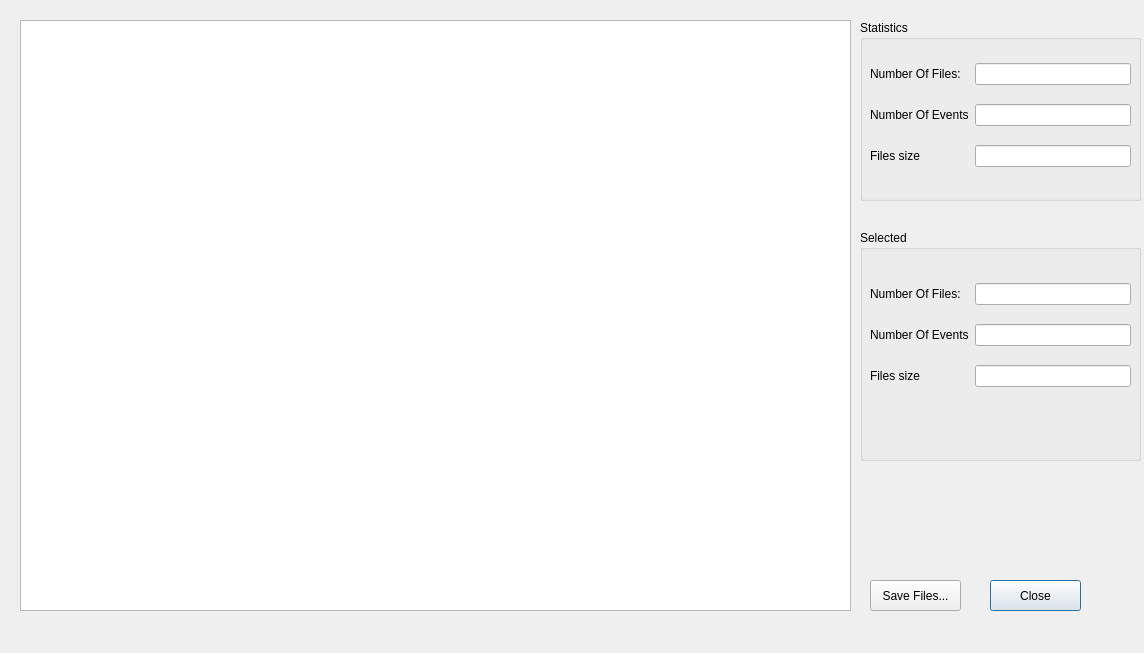
antolu/LHCbDIRAC, file LHCbDIRAC/BookkeepingSystem/Gui/Widget/FileDialog.ui: the form before one commit.
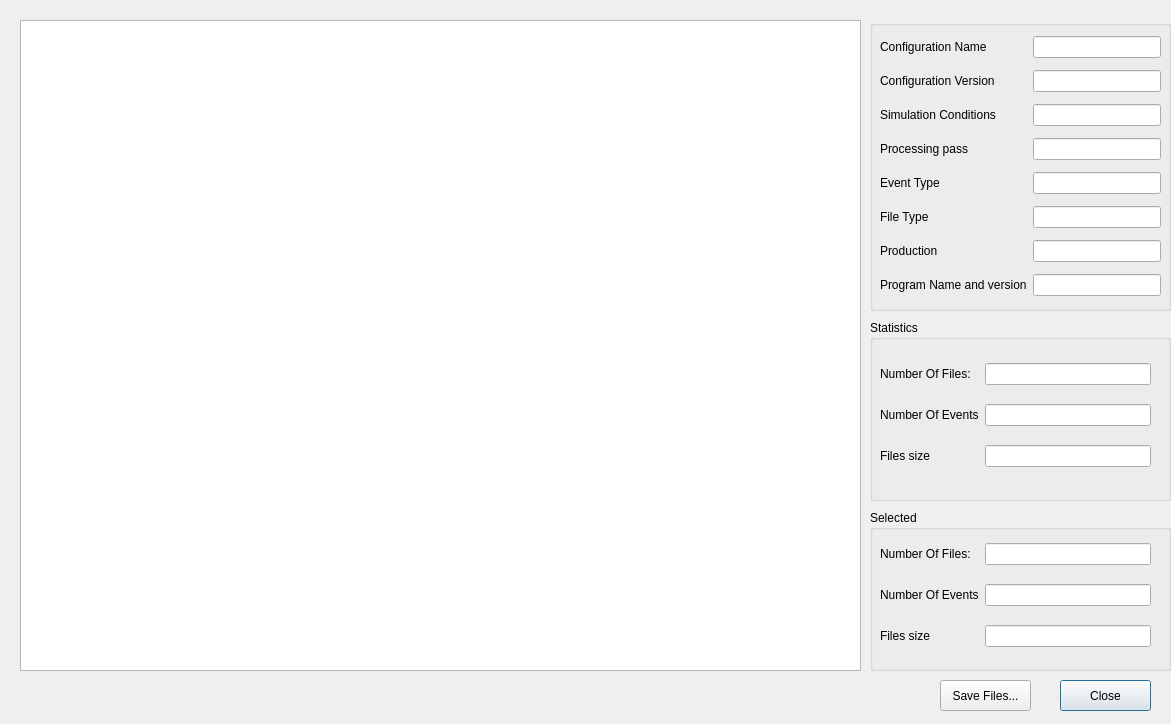
The form after the commit.

The edit to the form file:
```diff
--- a/LHCbDIRAC/BookkeepingSystem/Gui/Widget/FileDialog.ui
+++ b/LHCbDIRAC/BookkeepingSystem/Gui/Widget/FileDialog.ui
@@ -8,8 +8,8 @@
    <rect>
     <x>0</x>
     <y>0</y>
-    <width>1144</width>
-    <height>653</height>
+    <width>1171</width>
+    <height>724</height>
    </rect>
   </property>
   <property name="windowTitle" >
@@ -21,8 +21,8 @@
   <widget class="QPushButton" name="closeButton" >
    <property name="geometry" >
     <rect>
-     <x>990</x>
-     <y>580</y>
+     <x>1060</x>
+     <y>680</y>
      <width>91</width>
      <height>31</height>
     </rect>
@@ -36,16 +36,16 @@
     <rect>
      <x>20</x>
      <y>20</y>
-     <width>831</width>
-     <height>591</height>
+     <width>841</width>
+     <height>651</height>
     </rect>
    </property>
   </widget>
   <widget class="QPushButton" name="saveButton" >
    <property name="geometry" >
     <rect>
-     <x>870</x>
-     <y>580</y>
+     <x>940</x>
+     <y>680</y>
      <width>91</width>
      <height>31</height>
     </rect>
@@ -57,9 +57,9 @@
   <widget class="QGroupBox" name="groupBox" >
    <property name="geometry" >
     <rect>
-     <x>860</x>
-     <y>20</y>
-     <width>281</width>
+     <x>870</x>
+     <y>320</y>
+     <width>301</width>
      <height>181</height>
     </rect>
    </property>
@@ -71,7 +71,7 @@
      <rect>
       <x>10</x>
       <y>30</y>
-      <width>261</width>
+      <width>271</width>
       <height>131</height>
      </rect>
     </property>
@@ -116,10 +116,10 @@
   <widget class="QGroupBox" name="groupBox_2" >
    <property name="geometry" >
     <rect>
-     <x>860</x>
-     <y>230</y>
-     <width>281</width>
-     <height>231</height>
+     <x>870</x>
+     <y>510</y>
+     <width>301</width>
+     <height>161</height>
     </rect>
    </property>
    <property name="title" >
@@ -129,8 +129,8 @@
     <property name="geometry" >
      <rect>
       <x>10</x>
-      <y>40</y>
-      <width>261</width>
+      <y>20</y>
+      <width>271</width>
       <height>131</height>
      </rect>
     </property>
@@ -172,6 +172,111 @@
     </layout>
    </widget>
   </widget>
+  <widget class="QGroupBox" name="groupBox_3" >
+   <property name="geometry" >
+    <rect>
+     <x>870</x>
+     <y>20</y>
+     <width>301</width>
+     <height>291</height>
+    </rect>
+   </property>
+   <property name="title" >
+    <string/>
+   </property>
+   <widget class="QWidget" name="gridLayout_3" >
+    <property name="geometry" >
+     <rect>
+      <x>10</x>
+      <y>10</y>
+      <width>281</width>
+      <height>276</height>
+     </rect>
+    </property>
+    <layout class="QGridLayout" >
+     <item row="0" column="1" >
+      <widget class="QLineEdit" name="configname" />
+     </item>
+     <item row="1" column="1" >
+      <widget class="QLineEdit" name="configversion" />
+     </item>
+     <item row="2" column="1" >
+      <widget class="QLineEdit" name="simulation" />
+     </item>
+     <item row="3" column="1" >
+      <widget class="QLineEdit" name="processing" />
+     </item>
+     <item row="4" column="1" >
+      <widget class="QLineEdit" name="eventtype" />
+     </item>
+     <item row="5" column="1" >
+      <widget class="QLineEdit" name="filetype" />
+     </item>
+     <item row="6" column="1" >
+      <widget class="QLineEdit" name="production" />
+     </item>
+     <item row="7" column="1" >
+      <widget class="QLineEdit" name="progrnameandversion" />
+     </item>
+     <item row="0" column="0" >
+      <widget class="QLabel" name="label_7" >
+       <property name="text" >
+        <string>Configuration Name</string>
+       </property>
+      </widget>
+     </item>
+     <item row="1" column="0" >
+      <widget class="QLabel" name="label_8" >
+       <property name="text" >
+        <string>Configuration Version</string>
+       </property>
+      </widget>
+     </item>
+     <item row="2" column="0" >
+      <widget class="QLabel" name="label_9" >
+       <property name="text" >
+        <string>Simulation Conditions</string>
+       </property>
+      </widget>
+     </item>
+     <item row="3" column="0" >
+      <widget class="QLabel" name="label_10" >
+       <property name="text" >
+        <string>Processing pass</string>
+       </property>
+      </widget>
+     </item>
+     <item row="4" column="0" >
+      <widget class="QLabel" name="label_11" >
+       <property name="text" >
+        <string>Event Type</string>
+       </property>
+      </widget>
+     </item>
+     <item row="5" column="0" >
+      <widget class="QLabel" name="label_12" >
+       <property name="text" >
+        <string>File Type</string>
+       </property>
+      </widget>
+     </item>
+     <item row="6" column="0" >
+      <widget class="QLabel" name="label_13" >
+       <property name="text" >
+        <string>Production</string>
+       </property>
+      </widget>
+     </item>
+     <item row="7" column="0" >
+      <widget class="QLabel" name="label_14" >
+       <property name="text" >
+        <string>Program Name and version</string>
+       </property>
+      </widget>
+     </item>
+    </layout>
+   </widget>
+  </widget>
  </widget>
  <resources/>
  <connections/>
```
Left out of the diff: 2 changed lines with no effect on the pictures.
